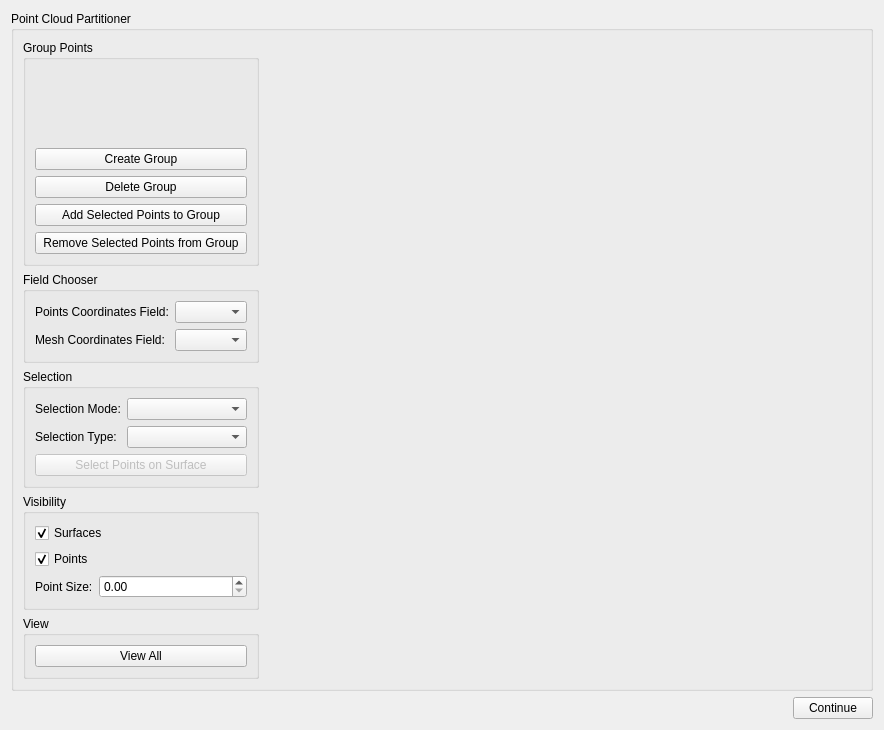
The window that mapclientplugins/pointcloudpartitionerstep/qt/pointcloudpartitionerwidget.ui (tsalemink/pointcloudpartitionerstep) describes before a commit, drawn with Qt 5.
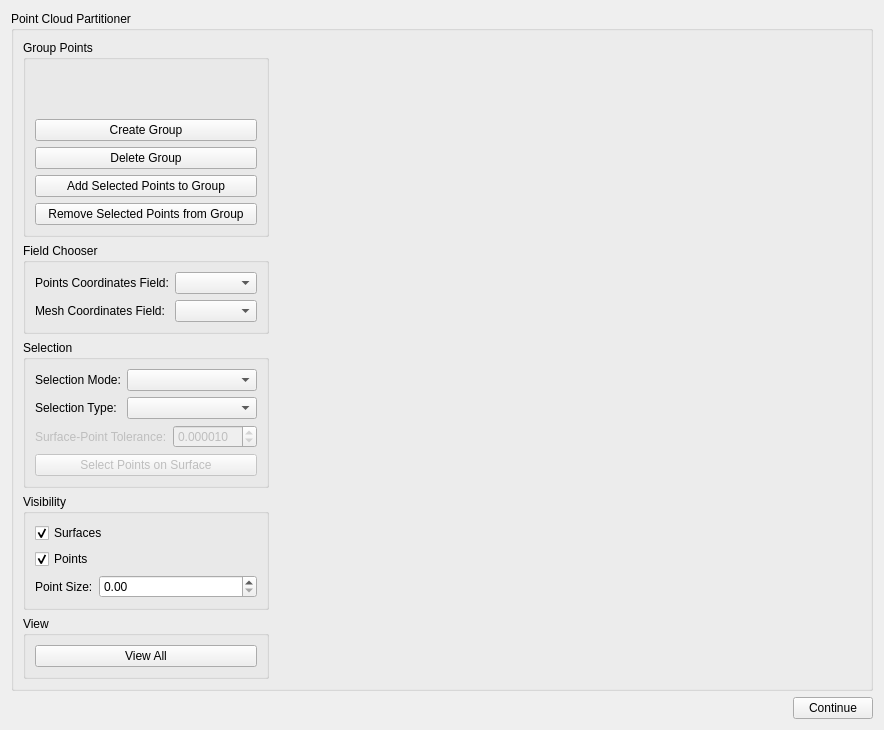
The same window after the commit. Custom widgets are drawn as their Qt base class.

Commit message:
Add tolerance SpinBox for Selecting Surface Points
This commit adds a spin-box to the GUI which allows the user to specify the tolerance when using the button "Select Points on Surface".

```diff
--- a/mapclientplugins/pointcloudpartitionerstep/qt/pointcloudpartitionerwidget.ui
+++ b/mapclientplugins/pointcloudpartitionerstep/qt/pointcloudpartitionerwidget.ui
@@ -169,6 +169,39 @@
              </item>
             </layout>
            </item>
+           <item>
+            <layout class="QGridLayout" name="gridLayout_4">
+             <item row="0" column="0">
+              <widget class="QLabel" name="labelTolerance">
+               <property name="enabled">
+                <bool>false</bool>
+               </property>
+               <property name="text">
+                <string>Surface-Point Tolerance:</string>
+               </property>
+              </widget>
+             </item>
+             <item row="0" column="1">
+              <widget class="QDoubleSpinBox" name="doubleSpinBoxTolerance">
+               <property name="enabled">
+                <bool>false</bool>
+               </property>
+               <property name="decimals">
+                <number>6</number>
+               </property>
+               <property name="maximum">
+                <double>99.999999000000003</double>
+               </property>
+               <property name="singleStep">
+                <double>0.000001000000000</double>
+               </property>
+               <property name="value">
+                <double>0.000010000000000</double>
+               </property>
+              </widget>
+             </item>
+            </layout>
+           </item>
            <item>
             <widget class="QPushButton" name="pushButtonSelectPointsOnSurface">
              <property name="enabled">
```
The commit also changes 2 other files.
